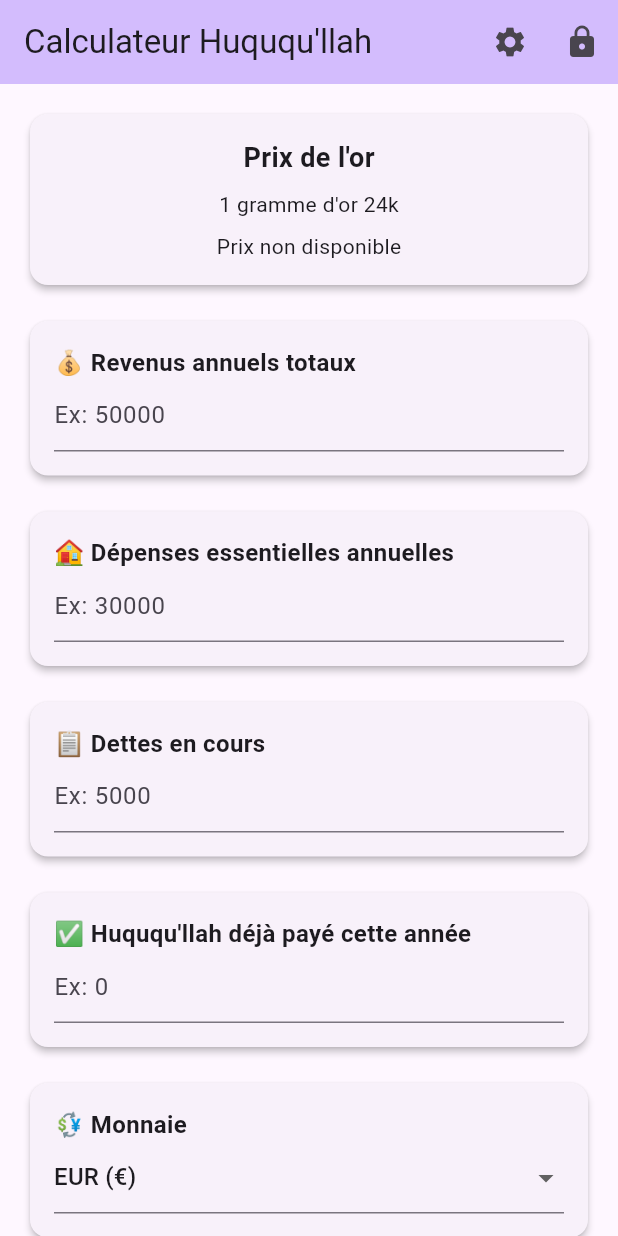
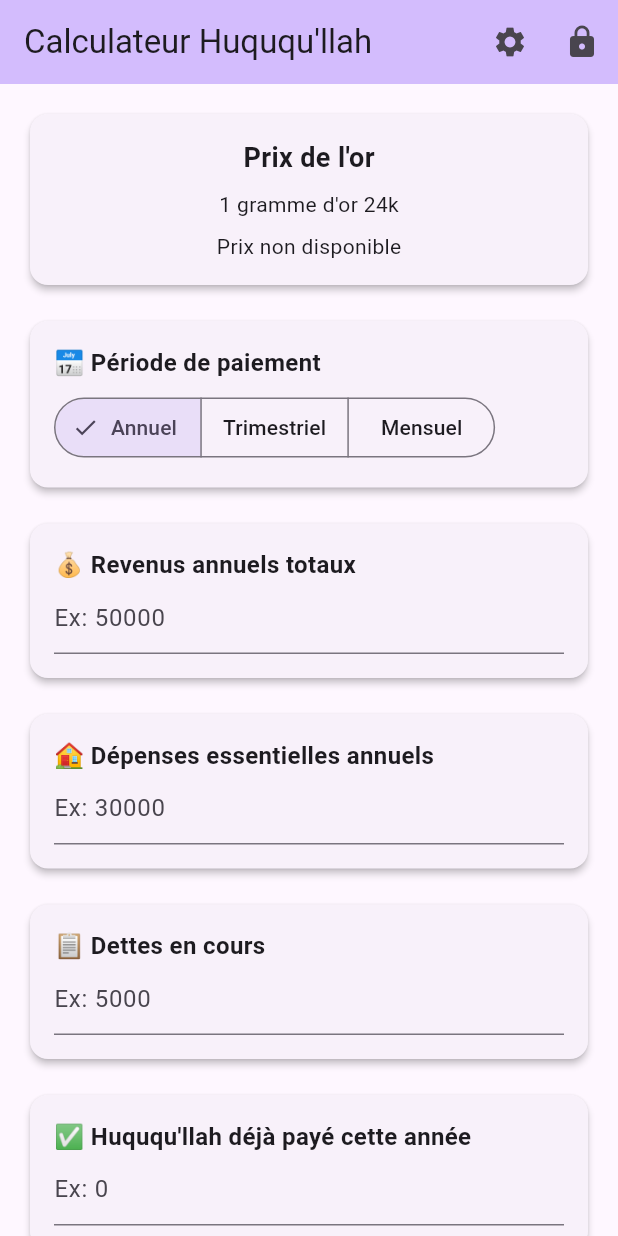
Before and after one commit to stephydlb/Huquq, a Flutter app: the HomeScreen screen opened directly, on a phone screen of 412 x 824 dp. Run offline on Flutter 3.47's test engine with Material 3 defaults, Android fonts, the light colour scheme and no system bars; our stand-ins replace flutter_local_notifications, shared_preferences, timezone; accounts and stored records are empty; network calls fail.

Commit message:
ajouter mois et trimestres

```diff
--- a/huquq_app/lib/main.dart
+++ b/huquq_app/lib/main.dart
@@ -272,6 +272,7 @@ class _HomeScreenState extends State<HomeScreen> with TickerProviderStateMixin {
   final _dettesController = TextEditingController();
   final _dejaPayeController = TextEditingController();
   String _monnaie = 'EUR';
+  String _periodePaiement = 'annuel'; // New field for payment period: 'annuel', 'trimestriel', 'mensuel'
   double? _revenusNets;
   double? _huququTotal;
   double? _montantRestant;
@@ -319,9 +320,36 @@ class _HomeScreenState extends State<HomeScreen> with TickerProviderStateMixin {
       final dettes = double.tryParse(_dettesController.text) ?? 0;
       final dejaPaye = double.tryParse(_dejaPayeController.text) ?? 0;
 
-      final revenusNets = revenus - depenses - dettes;
+      // Adjust calculation based on payment period
+      double revenusAjustes = revenus;
+      double depensesAjustes = depenses;
+      double dettesAjustes = dettes;
+      double dejaPayeAjuste = dejaPaye;
+
+      switch (_periodePaiement) {
+        case 'trimestriel':
+          // Convert quarterly to annual for calculation
+          revenusAjustes *= 4;
+          depensesAjustes *= 4;
+          dettesAjustes *= 4;
+          dejaPayeAjuste *= 4;
+          break;
+        case 'mensuel':
+          // Convert monthly to annual for calculation
+          revenusAjustes *= 12;
+          depensesAjustes *= 12;
+          dettesAjustes *= 12;
+          dejaPayeAjuste *= 12;
+          break;
+        case 'annuel':
+        default:
+          // Already annual, no conversion needed
+          break;
+      }
+
+      final revenusNets = revenusAjustes - depensesAjustes - dettesAjustes;
       final huququTotal = revenusNets * 0.19;
-      final montantRestant = huququTotal - dejaPaye;
+      final montantRestant = huququTotal - dejaPayeAjuste;
 
       setState(() {
         _revenusNets = revenusNets > 0 ? revenusNets : 0;
@@ -333,6 +361,18 @@ class _HomeScreenState extends State<HomeScreen> with TickerProviderStateMixin {
 
   String _formatNombre(double nombre) {
     return '${nombre.toStringAsFixed(2)} ${_symboles[_monnaie]}';
+  }
+
+  String _getPeriodeLabel() {
+    switch (_periodePaiement) {
+      case 'trimestriel':
+        return 'trimestriels';
+      case 'mensuel':
+        return 'mensuels';
+      case 'annuel':
+      default:
+        return 'annuels';
+    }
   }
 
   @override
@@ -419,10 +459,53 @@ class _HomeScreenState extends State<HomeScreen> with TickerProviderStateMixin {
                   ),
                 ),
                 const SizedBox(height: 16),
+                // Payment Period Selection
+                Card(
+                  elevation: 2,
+                  child: Padding(
+                    padding: const EdgeInsets.all(16.0),
+                    child: Column(
+                      crossAxisAlignment: CrossAxisAlignment.start,
+                      children: [
+                        const Text(
+                          '📅 Période de paiement',
+                          style: TextStyle(
+                            fontSize: 16,
+                            fontWeight: FontWeight.bold,
+                          ),
+                        ),
+                        const SizedBox(height: 8),
+                        SegmentedButton<String>(
+                          segments: const [
+                            ButtonSegment<String>(
+                              value: 'annuel',
+                              label: Text('Annuel'),
+                            ),
+                            ButtonSegment<String>(
+                              value: 'trimestriel',
+                              label: Text('Trimestriel'),
+                            ),
+                            ButtonSegment<String>(
+                              value: 'mensuel',
+                              label: Text('Mensuel'),
+                            ),
+                          ],
+                          selected: {_periodePaiement},
+                          onSelectionChanged: (Set<String> newSelection) {
+                            setState(() {
+                              _periodePaiement = newSelection.first;
+                            });
+                          },
+                        ),
+                      ],
+                    ),
+                  ),
+                ),
+                const SizedBox(height: 16),
                 _buildInputCard(
-                  '💰 Revenus annuels totaux',
+                  '💰 Revenus ${_getPeriodeLabel()} totaux',
                   _revenusController,
-                  'Ex: 50000',
+                  'Ex: ${_periodePaiement == 'annuel' ? '50000' : _periodePaiement == 'trimestriel' ? '12500' : '4167'}',
                   validator: (value) {
                     if (value == null || value.isEmpty) {
                       return 'Veuillez entrer vos revenus';
@@ -432,9 +515,9 @@ class _HomeScreenState extends State<HomeScreen> with TickerProviderStateMixin {
                 ),
                 const SizedBox(height: 16),
                 _buildInputCard(
-                  '🏠 Dépenses essentielles annuelles',
+                  '🏠 Dépenses essentielles ${_getPeriodeLabel()}',
                   _depensesController,
-                  'Ex: 30000',
+                  'Ex: ${_periodePaiement == 'annuel' ? '30000' : _periodePaiement == 'trimestriel' ? '7500' : '2500'}',
                 ),
                 const SizedBox(height: 16),
                 _buildInputCard(
@@ -444,7 +527,7 @@ class _HomeScreenState extends State<HomeScreen> with TickerProviderStateMixin {
                 ),
                 const SizedBox(height: 16),
                 _buildInputCard(
-                  '✅ Huququ\'llah déjà payé cette année',
+                  '✅ Huququ\'llah déjà payé cette ${_periodePaiement == 'annuel' ? 'année' : _periodePaiement == 'trimestriel' ? 'trimestre' : 'mois'}',
                   _dejaPayeController,
                   'Ex: 0',
                 ),
```
